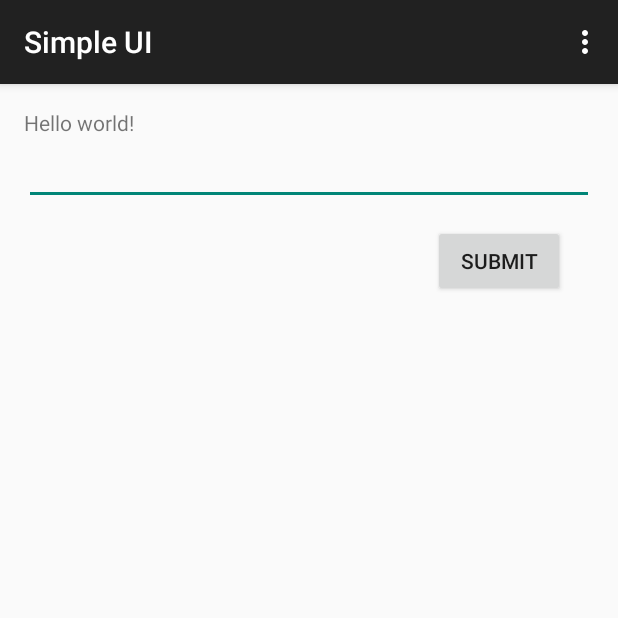
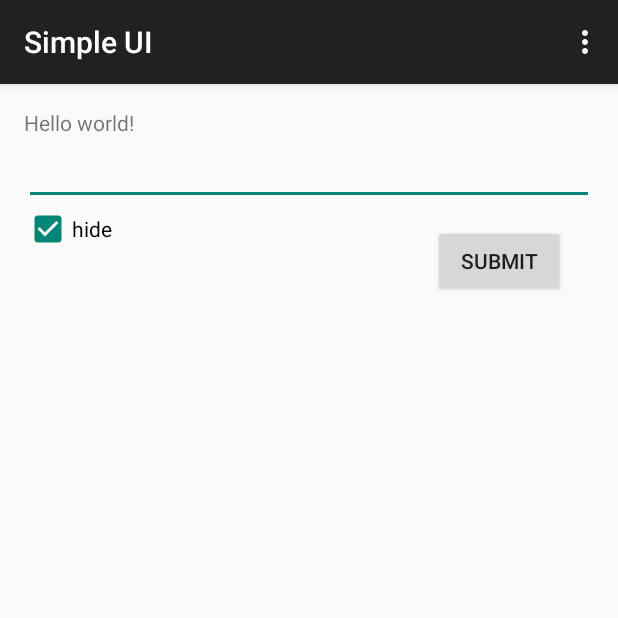
Before and after one commit to chuchiay/Github, an Android app: the screen it shows after launch (MainActivity), on a phone screen of 412 x 824 dp, the top half of it. Run offline under Robolectric (Android 15) with nearby library versions, the phone set to English and light mode, and no system bars.

Commit message:
added checkbox

```diff
--- a/SimpleUI/app/src/main/java/com/chuchiay/simpleui/MainActivity.java
+++ b/SimpleUI/app/src/main/java/com/chuchiay/simpleui/MainActivity.java
@@ -6,12 +6,14 @@ import android.view.KeyEvent;
 import android.view.Menu;
 import android.view.MenuItem;
 import android.view.View;
+import android.widget.CheckBox;
 import android.widget.EditText;
 import android.widget.Toast;
 
 public class MainActivity extends AppCompatActivity {
 
     private EditText inputText;
+    private CheckBox hide;
 
     @Override
     protected void onCreate(Bundle savedInstanceState) {
@@ -34,6 +36,9 @@ public class MainActivity extends AppCompatActivity {
                 return false;
             }
         });
+
+        hide = (CheckBox) findViewById(R.id.hideCheckbox);
+        hide.setChecked(true);
     }
 
     @Override
--- a/SimpleUI/app/src/main/res/layout/activity_main.xml
+++ b/SimpleUI/app/src/main/res/layout/activity_main.xml
@@ -30,4 +30,14 @@
         android:layout_marginTop="13dp"
         android:onClick="submit" />
 
+    <CheckBox
+        android:layout_width="wrap_content"
+        android:layout_height="wrap_content"
+        android:text="hide"
+        android:id="@+id/hideCheckbox"
+        android:layout_below="@+id/inputText"
+        android:layout_alignParentLeft="true"
+        android:layout_alignParentStart="true"
+        android:checked="false" />
+
 </RelativeLayout>
```
